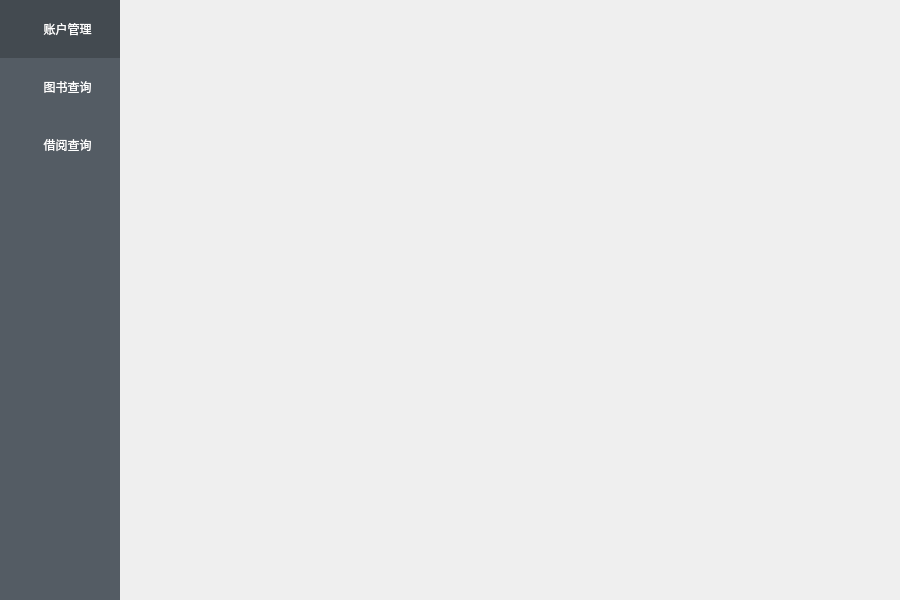
First picture: the form in cell/cell_studentmain.ui, repository jijijitian/QTBookManagerSystem, before the edit.
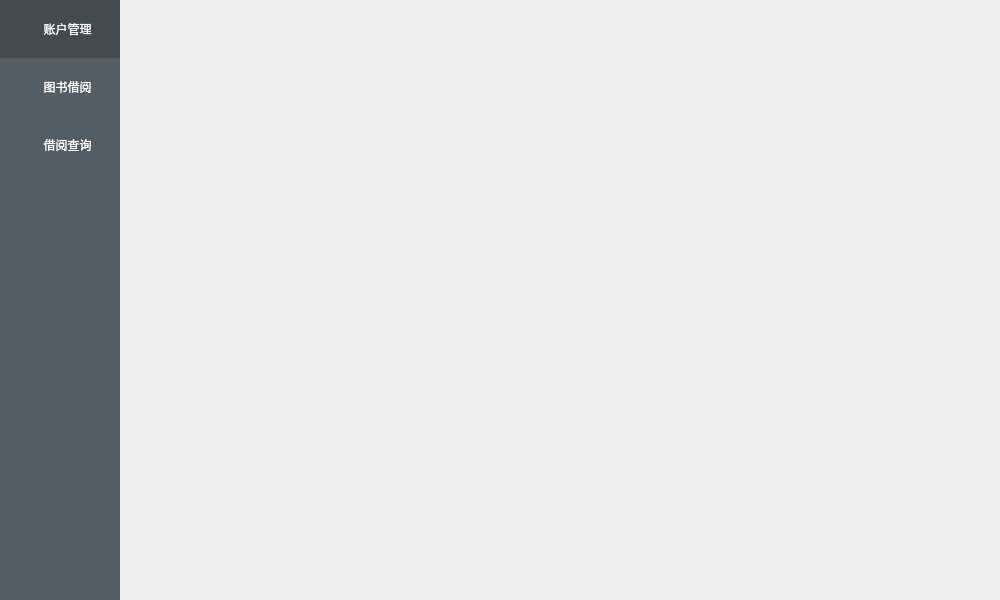
Second picture: the form after the edit. Icons and pictures are not drawn.

What changed in the file:
```diff
--- a/cell/cell_studentmain.ui
+++ b/cell/cell_studentmain.ui
@@ -6,7 +6,7 @@
    <rect>
     <x>0</x>
     <y>0</y>
-    <width>900</width>
+    <width>1000</width>
     <height>600</height>
    </rect>
   </property>
@@ -144,7 +144,7 @@
           </sizepolicy>
          </property>
          <property name="text">
-          <string> 图书查询</string>
+          <string> 图书借阅</string>
          </property>
          <property name="icon">
           <iconset resource="../res/res.qrc">
```
Left out of the diff: 16 changed lines with no effect on the pictures.
